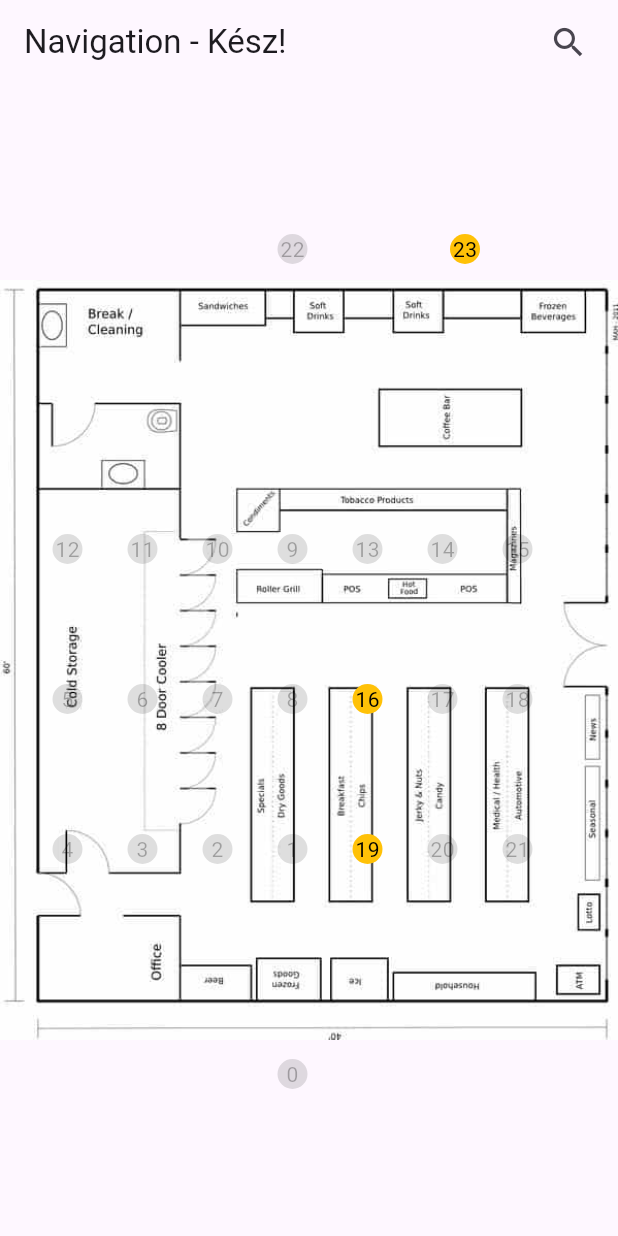
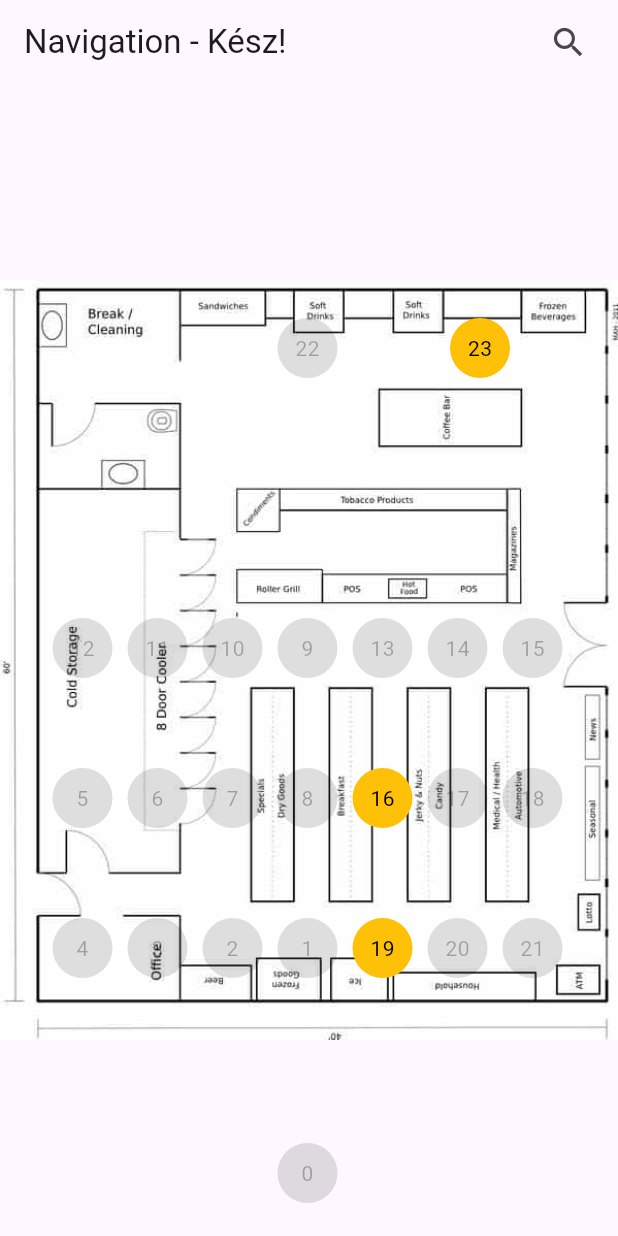
Before and after one commit to Mrb156/grocery_nav_app, a Flutter app: the screen it shows after launch, on a phone screen of 412 x 824 dp. Run offline on Flutter 3.47's test engine with Material 2 defaults, Android fonts, the phone set to English and light mode, and no system bars; missing offline and left inert: arrow_path, transparent_pointer.

Commit message:
added image

```diff
--- a/groceryNavApp/lib/screens/nav.dart
+++ b/groceryNavApp/lib/screens/nav.dart
@@ -5,6 +5,8 @@
 import 'package:grocery_nav_app/models/models.dart';
 import 'package:grocery_nav_app/pathFindingAlgorithm/pathFinding.dart';
 import 'dart:math';
+
+import 'package:transparent_pointer/transparent_pointer.dart';
 
 const double infinity = 1.0 / 0.0;
 int totalnodes = 0;
@@ -337,6 +339,15 @@
             ),
           ),
         ),
+        GestureDetector(
+          child: CustomPaint(
+            size: Size(MediaQuery.of(context).size.width,
+                MediaQuery.of(context).size.height),
+            painter: ArrowPainter(
+              path: road,
+            ),
+          ),
+        ),
         Stack(
           children: List.generate(
             nodes.length,
@@ -349,13 +360,6 @@
                 ),
               );
             },
-          ),
-        ),
-        CustomPaint(
-          size: Size(MediaQuery.of(context).size.width,
-              MediaQuery.of(context).size.height),
-          painter: ArrowPainter(
-            path: road,
           ),
         ),
       ],
@@ -372,8 +376,8 @@
   @override
   Widget build(BuildContext context) {
     return Container(
-      width: 20,
-      height: 20,
+      width: 40,
+      height: 40,
       decoration: BoxDecoration(
         color: visible ? Colors.amber : Color.fromARGB(32, 0, 0, 0),
         shape: BoxShape.circle,
--- a/groceryNavApp/pubspec.yaml
+++ b/groceryNavApp/pubspec.yaml
@@ -34,7 +34,7 @@
   # Use with the CupertinoIcons class for iOS style icons.
   cupertino_icons: ^1.0.2
   arrow_path: ^3.0.0
-  darwin: ^0.5.1
+  transparent_pointer: ^1.0.0
 
 
 
```
Also changed, not shown: groceryNavApp/pubspec.lock, 1 other file.
